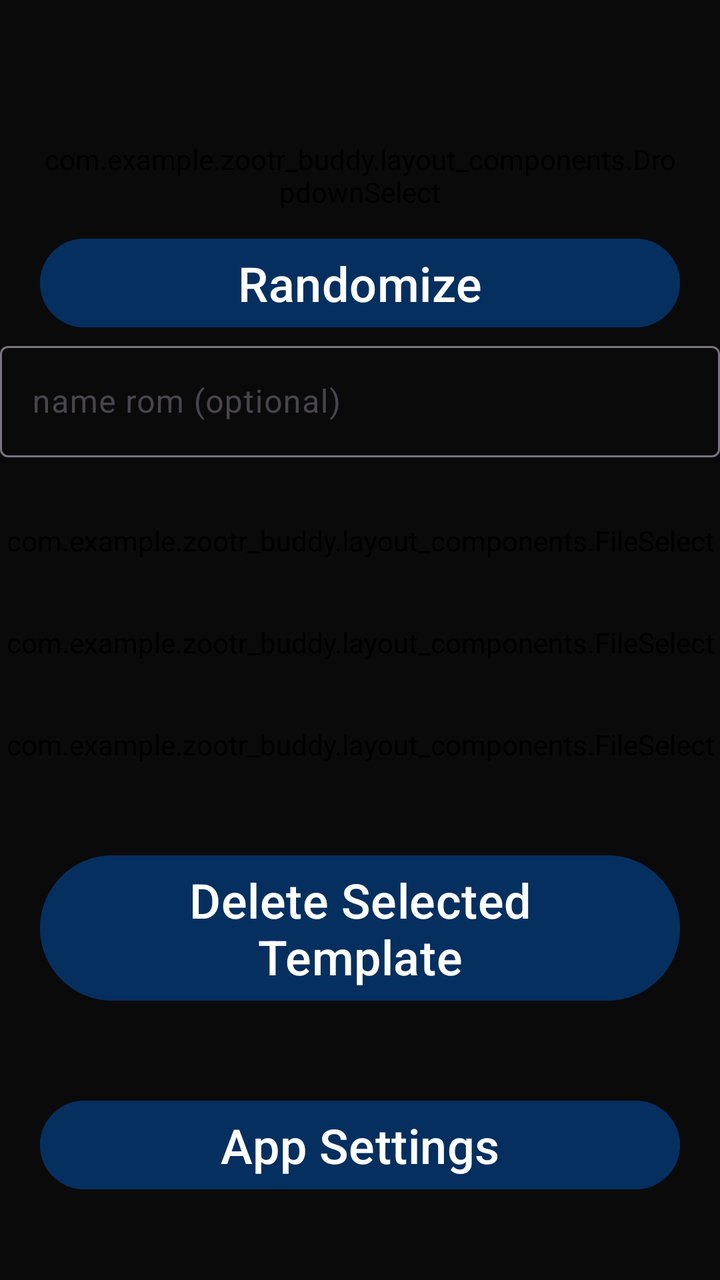
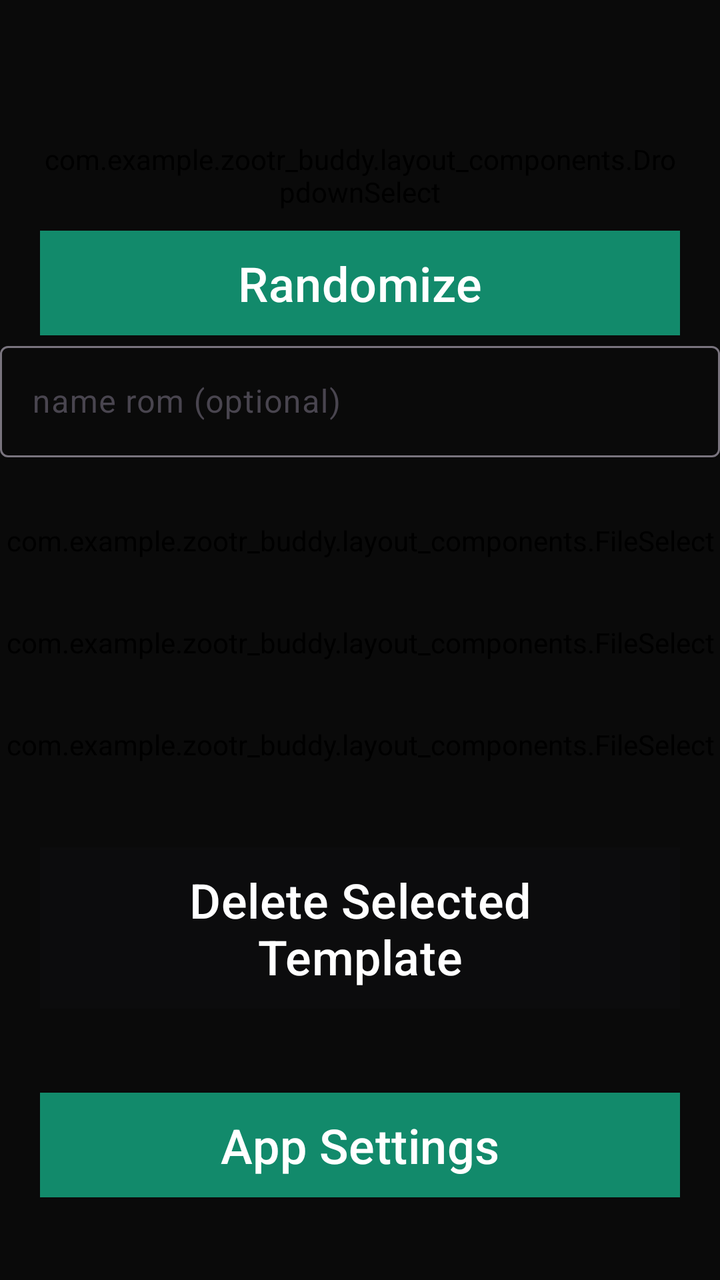

Screens rendered from an Android XML layout before and after an edit, with the pre-edit source and the edit as a unified diff.
<!-- AndroidManifest.xml: application theme Theme.ZOoTRBuddy -->
<!-- res/layout/generate_rando.xml -->
<?xml version="1.0" encoding="utf-8"?>
<LinearLayout xmlns:android="http://schemas.android.com/apk/res/android"
    xmlns:app="http://schemas.android.com/apk/res-auto"
    android:layout_width="match_parent"
    android:layout_height="match_parent"
    android:orientation="vertical"
    android:background="?attr/android:background">

    <Space
        android:layout_width="match_parent"
        android:layout_height="70dp" />

    <com.example.zootr_buddy.layout_components.DropdownSelect
        android:id="@+id/settingsDropdown"
        android:layout_width="match_parent"
        android:layout_height="wrap_content"
        android:layout_marginHorizontal="20dip" />

    <Button
        android:id="@+id/generateRandoButton"
        android:layout_width="match_parent"
        android:layout_height="wrap_content"
        android:layout_gravity="center_horizontal"
        android:layout_marginHorizontal="20dip"
        android:layout_marginTop="10dip"
        android:backgroundTint="?attr/android:colorSecondary"
        android:text="Randomize"
        android:textAlignment="center"
        android:textAllCaps="false"
        android:textColor="?attr/secondaryButtonTextColor"
        android:textSize="24sp" />

    <com.google.android.material.textfield.TextInputLayout
        android:layout_width="match_parent"
        android:layout_height="wrap_content">

        <com.google.android.material.textfield.TextInputEditText
            android:id="@+id/RomNameText"
            android:layout_width="match_parent"
            android:layout_height="wrap_content"
            android:textColorHint="?attr/hintTextColor"
            android:textColor="?attr/android:textColorSecondary"
            android:hint="name rom (optional)" />
    </com.google.android.material.textfield.TextInputLayout>

    <Space
        android:layout_width="match_parent"
        android:layout_height="32dp" />

    <ScrollView
        android:layout_width="match_parent"
        android:layout_height="0dp"
        android:layout_weight="8">

        <LinearLayout
            android:layout_width="match_parent"
            android:layout_height="wrap_content"
            android:orientation="vertical">

            <com.example.zootr_buddy.layout_components.FileSelect
                android:id="@+id/fileSelect"
                android:layout_width="match_parent"
                android:layout_height="wrap_content"
                app:buttonText="Select ROM"
                app:hintText="An Ocarina of Time 1.0 NTSC-U / NTSC-J ROM" />

            <Space
                android:layout_width="match_parent"
                android:layout_height="32dp" />

            <com.example.zootr_buddy.layout_components.FileSelect
                android:id="@+id/folderSelect"
                android:layout_width="match_parent"
                android:layout_height="wrap_content"
                app:buttonText="Select Directory"
                app:hintText="path to save roms" />

            <Space
                android:layout_width="match_parent"
                android:layout_height="32dp" />

            <com.example.zootr_buddy.layout_components.FileSelect
                android:id="@+id/settingsDirectorySelect"
                android:layout_width="match_parent"
                android:layout_height="wrap_content"
                app:buttonText="Select Directory"
                app:hintText="path to save settings" />

            <Space
                android:layout_width="match_parent"
                android:layout_height="32dp" />

            <Button
                android:id="@+id/DeleteTemplateButton"
                android:layout_width="match_parent"
                android:layout_height="wrap_content"
                android:layout_gravity="center_horizontal"
                android:layout_marginHorizontal="20dip"
                android:layout_marginTop="10dip"
                android:backgroundTint="?attr/android:colorSecondary"
                android:enabled="false"
                android:text="Delete Selected Template"
                android:textAlignment="center"
                android:textAllCaps="false"
                android:textColor="?attr/secondaryButtonTextColor"
                android:textSize="24sp" />

            <Space
                android:layout_width="match_parent"
                android:layout_height="32dp" />

            <Button
                android:id="@+id/AppSettingsButton"
                android:layout_width="match_parent"
                android:layout_height="wrap_content"
                android:layout_gravity="center_horizontal"
                android:layout_marginHorizontal="20dip"
                android:layout_marginTop="10dip"
                android:backgroundTint="?attr/android:colorSecondary"
                android:text="App Settings"
                android:textAlignment="center"
                android:textAllCaps="false"
                android:textColor="?attr/secondaryButtonTextColor"
                android:textSize="24sp" />
        </LinearLayout>
    </ScrollView>

</LinearLayout>
<!-- resources referenced by this layout -->
<resources>
  <style name="Theme.ZOoTRBuddy" parent="Theme.Material3.Light">
          <item name="hintTextColor">@color/gray_100</item>
          <item name="android:colorSecondary">@color/blue</item>
          <item name="android:textColorSecondary">@color/white</item>
          <item name="primaryButtonTextColor">@color/white</item>
          <item name="secondaryButtonTextColor">@color/white</item>
          <item name="android:colorPrimary">@color/sea_green</item>
          <item name="colorPrimary">@color/sea_green</item>
          <item name="android:textColor">@color/white</item>
          <item name="android:textColorPrimary">@color/white</item>
          <item name="android:background">@color/gray_700</item>
          <item name="backgroundSecondary">@color/gray_500</item>
          <item name="android:textColorHint">@color/gray_100</item>
          <item name="android:dropDownListViewStyle">@style/DropdownWithHorizontalDivider</item>
          <item name="tooltipBackground">@color/gray_700</item>
      </style>
  <color name="gray_100">#B3B3B3</color>
  <color name="blue">#052F5F</color>
  <color name="white">#FFFFFFFF</color>
  <color name="sea_green">#128A6B</color>
  <color name="gray_700">#0A0A0A</color>
  <color name="gray_500">#111111</color>
  <style name="DropdownWithHorizontalDivider" parent="android:Widget.ListView.DropDown">
          <item name="android:divider">@color/gray_100</item>
          <item name="android:dividerHeight">1dp</item>
      </style>
</resources>

<!-- the commit's change to res/layout/generate_rando.xml (unified diff, before → after) -->
@@ -23,7 +23,8 @@
         android:layout_gravity="center_horizontal"
         android:layout_marginHorizontal="20dip"
         android:layout_marginTop="10dip"
-        android:backgroundTint="?attr/android:colorSecondary"
+        android:radius="8dp"
+        android:background="@drawable/focus_outline_secondary"
         android:text="Randomize"
         android:textAlignment="center"
         android:textAllCaps="false"
@@ -97,7 +98,8 @@
                 android:layout_gravity="center_horizontal"
                 android:layout_marginHorizontal="20dip"
                 android:layout_marginTop="10dip"
-                android:backgroundTint="?attr/android:colorSecondary"
+                android:radius="8dp"
+                android:background="@drawable/focus_outline_secondary"
                 android:enabled="false"
                 android:text="Delete Selected Template"
                 android:textAlignment="center"
@@ -116,7 +118,8 @@
                 android:layout_gravity="center_horizontal"
                 android:layout_marginHorizontal="20dip"
                 android:layout_marginTop="10dip"
-                android:backgroundTint="?attr/android:colorSecondary"
+                android:radius="8dp"
+                android:background="@drawable/focus_outline_secondary"
                 android:text="App Settings"
                 android:textAlignment="center"
                 android:textAllCaps="false"
<!-- resource entries referenced after the edit -->
@@ -1,5 +1,22 @@
 <!-- resources referenced by this layout -->
 <resources>
+  <!-- drawable focus_outline_secondary (drawable) -->
+  <?xml version="1.0" encoding="utf-8"?>
+  <selector xmlns:android="http://schemas.android.com/apk/res/android">
+      <item android:state_focused="true">
+          <shape android:shape="rectangle">
+              <solid android:color="?attr/android:colorSecondary"/>
+              <stroke android:width="3dp" android:color="?attr/focusOutline"/>
+          </shape>
+      </item>
+  
+      <item>
+          <shape android:shape="rectangle">
+              <solid android:color="?attr/android:colorSecondary"/>
+              <stroke android:width="0dp" android:color="@android:color/transparent"/>
+          </shape>
+      </item>
+  </selector>
   <style name="Theme.ZOoTRBuddy" parent="Theme.Material3.Light">
           <item name="hintTextColor">@color/gray_100</item>
           <item name="android:colorSecondary">@color/blue</item>
@@ -15,6 +32,7 @@
           <item name="android:textColorHint">@color/gray_100</item>
           <item name="android:dropDownListViewStyle">@style/DropdownWithHorizontalDivider</item>
           <item name="tooltipBackground">@color/gray_700</item>
+          <item name="focusOutline">@color/sea_green_light</item>
       </style>
   <color name="gray_100">#B3B3B3</color>
   <color name="blue">#052F5F</color>
@@ -26,5 +44,6 @@
           <item name="android:divider">@color/gray_100</item>
           <item name="android:dividerHeight">1dp</item>
       </style>
+  <color name="sea_green_light">#06a77d</color>
 </resources>
 
